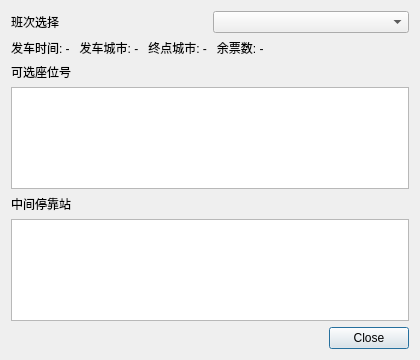
Old version of the form querydialog.ui in the repository citrus-dot/QTrainTixSys.
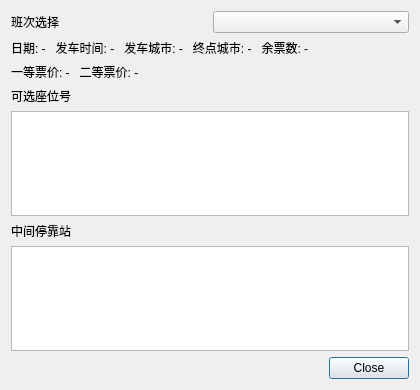
New version of the form.

Diff of the .ui file:
```diff
--- a/querydialog.ui
+++ b/querydialog.ui
@@ -7,7 +7,7 @@
     <x>0</x>
     <y>0</y>
     <width>420</width>
-    <height>360</height>
+    <height>390</height>
    </rect>
   </property>
   <property name="windowTitle">
@@ -31,7 +31,14 @@
    <item>
     <widget class="QLabel" name="infoLabel">
      <property name="text">
-      <string>发车时间: -   发车城市: -   终点城市: -   余票数: -</string>
+      <string>日期: -   发车时间: -   发车城市: -   终点城市: -   余票数: -</string>
+     </property>
+    </widget>
+   </item>
+   <item>
+    <widget class="QLabel" name="priceLabel">
+     <property name="text">
+      <string>一等票价: -   二等票价: -</string>
      </property>
     </widget>
    </item>
```
